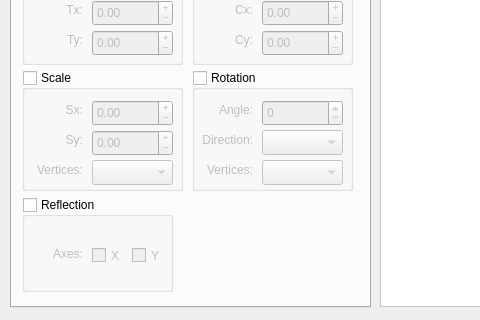
Before: the Qt Designer form penrose/gui/mainwindow.ui in allexlima/cg-penrose, drawn with Qt 5; both pictures show x 0 to 480 and y 95 to 415 of the 1024 by 415 pixel window.
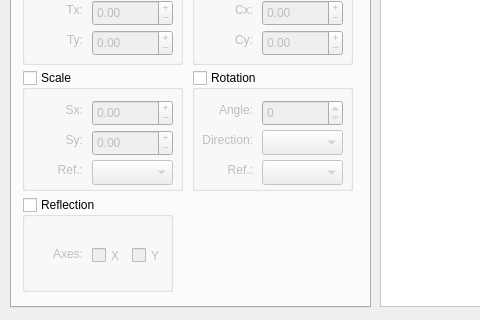
After: the same form once the commit is applied. The open tabs and pages were chosen to show the change. Icons and pictures are not drawn.

Diff of the .ui file:
```diff
--- a/penrose/gui/mainwindow.ui
+++ b/penrose/gui/mainwindow.ui
@@ -374,7 +374,7 @@
         </rect>
        </property>
        <property name="text">
-        <string>Vertices:</string>
+        <string>Ref.:</string>
        </property>
        <property name="alignment">
         <set>Qt::AlignRight|Qt::AlignTrailing|Qt::AlignVCenter</set>
@@ -562,22 +562,6 @@
         <set>Qt::AlignRight|Qt::AlignTrailing|Qt::AlignVCenter</set>
        </property>
       </widget>
-      <widget class="QLabel" name="label_12">
-       <property name="geometry">
-        <rect>
-         <x>10</x>
-         <y>90</y>
-         <width>51</width>
-         <height>20</height>
-        </rect>
-       </property>
-       <property name="text">
-        <string>Vertices:</string>
-       </property>
-       <property name="alignment">
-        <set>Qt::AlignRight|Qt::AlignTrailing|Qt::AlignVCenter</set>
-       </property>
-      </widget>
       <widget class="QComboBox" name="rotation_vertices">
        <property name="enabled">
         <bool>false</bool>
@@ -690,6 +674,31 @@
         <number>45</number>
        </property>
       </widget>
+      <widget class="QLabel" name="label_8">
+       <property name="geometry">
+        <rect>
+         <x>10</x>
+         <y>90</y>
+         <width>51</width>
+         <height>20</height>
+        </rect>
+       </property>
+       <property name="toolTip">
+        <string>Reference Point</string>
+       </property>
+       <property name="toolTipDuration">
+        <number>2</number>
+       </property>
+       <property name="statusTip">
+        <string>Reference Point</string>
+       </property>
+       <property name="text">
+        <string>Ref.:</string>
+       </property>
+       <property name="alignment">
+        <set>Qt::AlignRight|Qt::AlignTrailing|Qt::AlignVCenter</set>
+       </property>
+      </widget>
      </widget>
      <widget class="QGroupBox" name="boxReflection">
       <property name="enabled">
```
Left out of the diff: 9 changed lines with no effect on the pictures.
